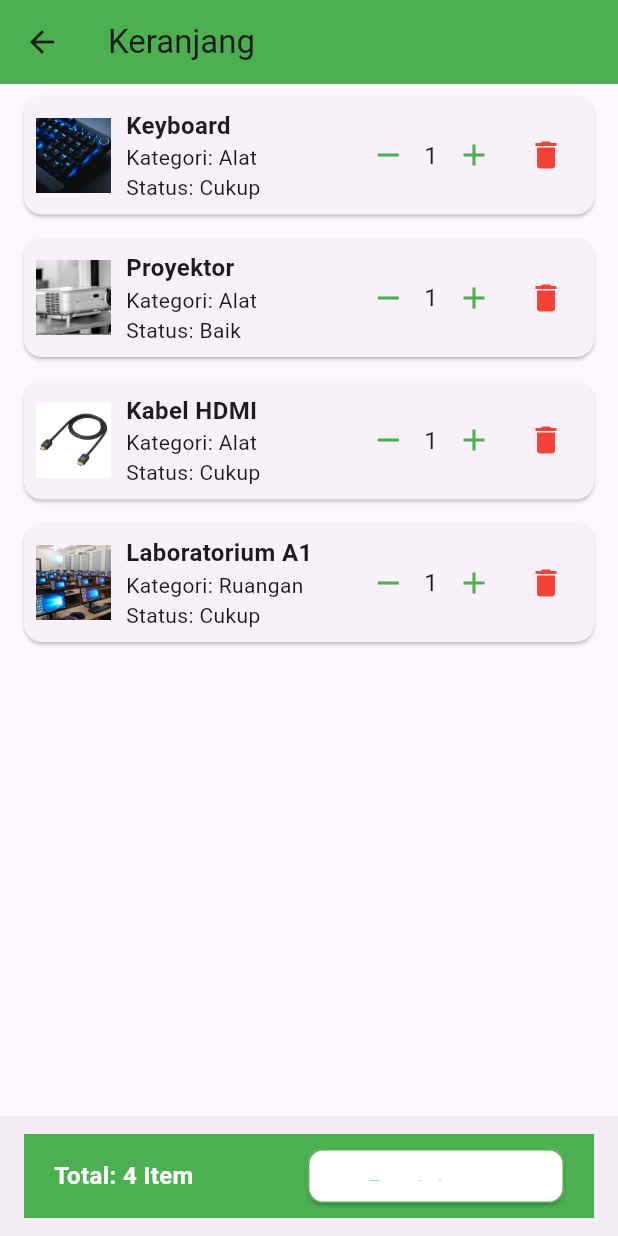
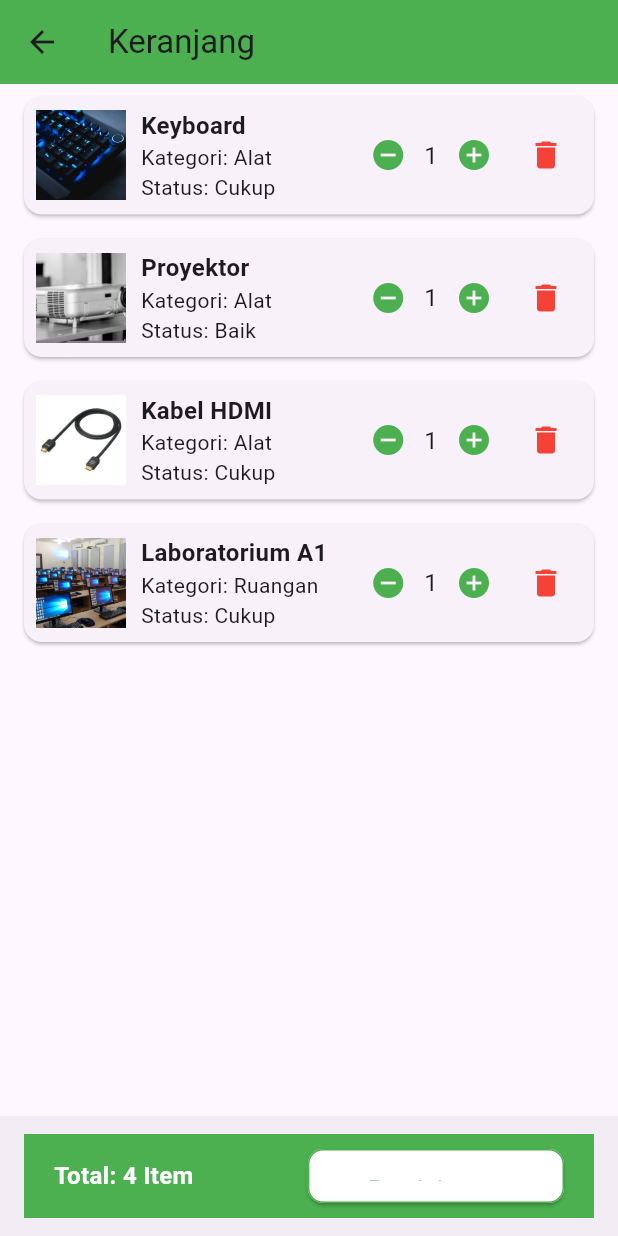
Before and after one commit to Dipengg/SimLabApp, a Flutter app: the HomePage screen opened directly, after a tap on the "shopping cart" icon, on a phone screen of 412 x 824 dp. Run offline on Flutter 3.47's test engine with Material 3 defaults, Android fonts, the light colour scheme and no system bars; network calls fail.

Commit message:
update by dipengg

```diff
--- a/lib/peminjam/homepage.dart
+++ b/lib/peminjam/homepage.dart
@@ -6,7 +6,7 @@ import 'profile.dart';
 import 'notification.dart';
 import 'daftaralat.dart';
 import 'daftarruangan.dart';
-import 'keranjang.dart'; // Import the KeranjangPage
+import 'keranjang.dart';
 
 class HomePage extends StatefulWidget {
   const HomePage({super.key});
@@ -33,7 +33,8 @@ class _HomePageState extends State<HomePage> {
   @override
   Widget build(BuildContext context) {
     return Scaffold(
-      appBar: AppBar(
+      appBar: _selectedIndex == 0
+          ? AppBar(
               backgroundColor: Colors.green,
               title: const Text('SIMLAB'),
               centerTitle: true,
@@ -53,12 +54,14 @@ class _HomePageState extends State<HomePage> {
                   onPressed: () {
                     Navigator.push(
                       context,
-                MaterialPageRoute(builder: (context) => const KeranjangPage()),
+                      MaterialPageRoute(
+                          builder: (context) => const KeranjangPage()),
                     );
                   },
                 ),
               ],
-      ),
+            )
+          : null,
       body: _pages[_selectedIndex],
       bottomNavigationBar: BottomNavigationBar(
         items: const [
--- a/lib/peminjam/keranjang.dart
+++ b/lib/peminjam/keranjang.dart
@@ -55,8 +55,8 @@ class _KeranjangPageState extends State<KeranjangPage> {
                 children: [
                   Image.asset(
                     item['image'],
-                    width: 50,
-                    height: 50,
+                    width: 60,
+                    height: 60,
                     fit: BoxFit.cover,
                   ),
                   const SizedBox(width: 10),
@@ -73,12 +73,12 @@ class _KeranjangPageState extends State<KeranjangPage> {
                   Row(
                     children: [
                       IconButton(
-                        icon: const Icon(Icons.remove, color: Colors.green),
+                        icon: const Icon(Icons.remove_circle, color: Colors.green),
                         onPressed: () => _decrementQuantity(index),
                       ),
                       Text('${item['quantity']}', style: const TextStyle(fontSize: 16)),
                       IconButton(
-                        icon: const Icon(Icons.add, color: Colors.green),
+                        icon: const Icon(Icons.add_circle, color: Colors.green),
                         onPressed: () => _incrementQuantity(index),
                       ),
                       IconButton(
--- a/lib/peminjam/profile.dart
+++ b/lib/peminjam/profile.dart
@@ -21,7 +21,7 @@ class _ProfilePageState extends State<ProfilePage> {
   }
 
   void _changePassword() {
-    // Implement the change password functionality
+
   }
 
   void _signOut(BuildContext context) {
@@ -35,7 +35,7 @@ class _ProfilePageState extends State<ProfilePage> {
   Widget build(BuildContext context) {
     return Scaffold(
       appBar: AppBar(
-        title: const Text('Profil'),
+        title: const Text('Profile'),
         backgroundColor: Colors.green,
       ),
       body: Center(
```
Lines whose indentation alone changed are shown as unchanged.
